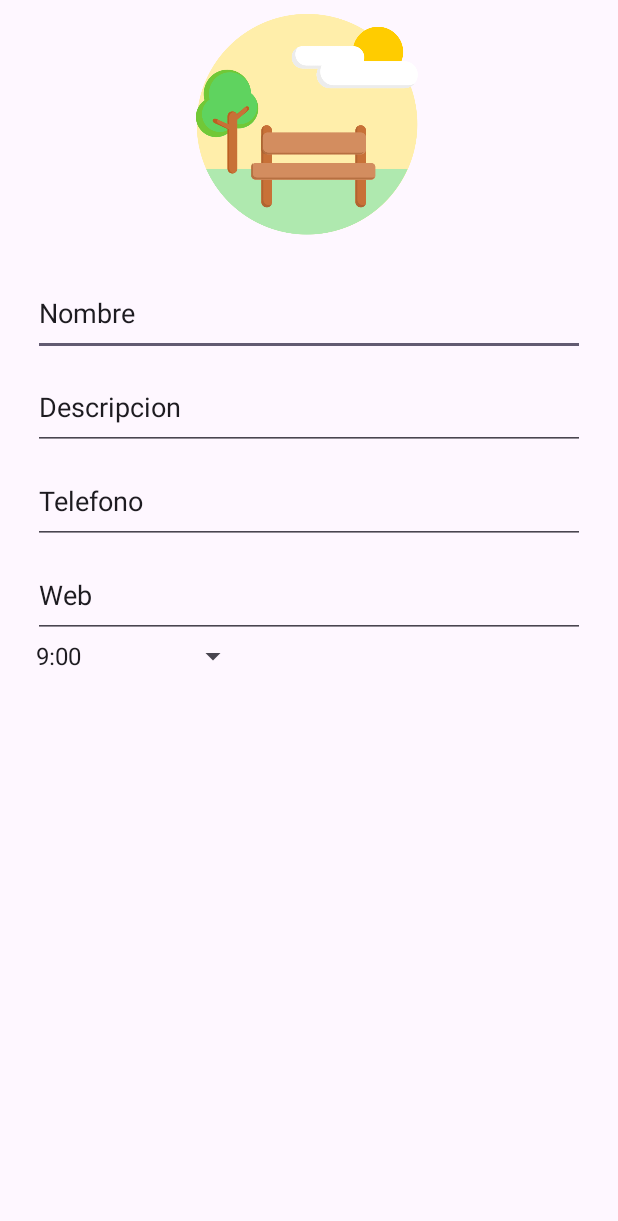
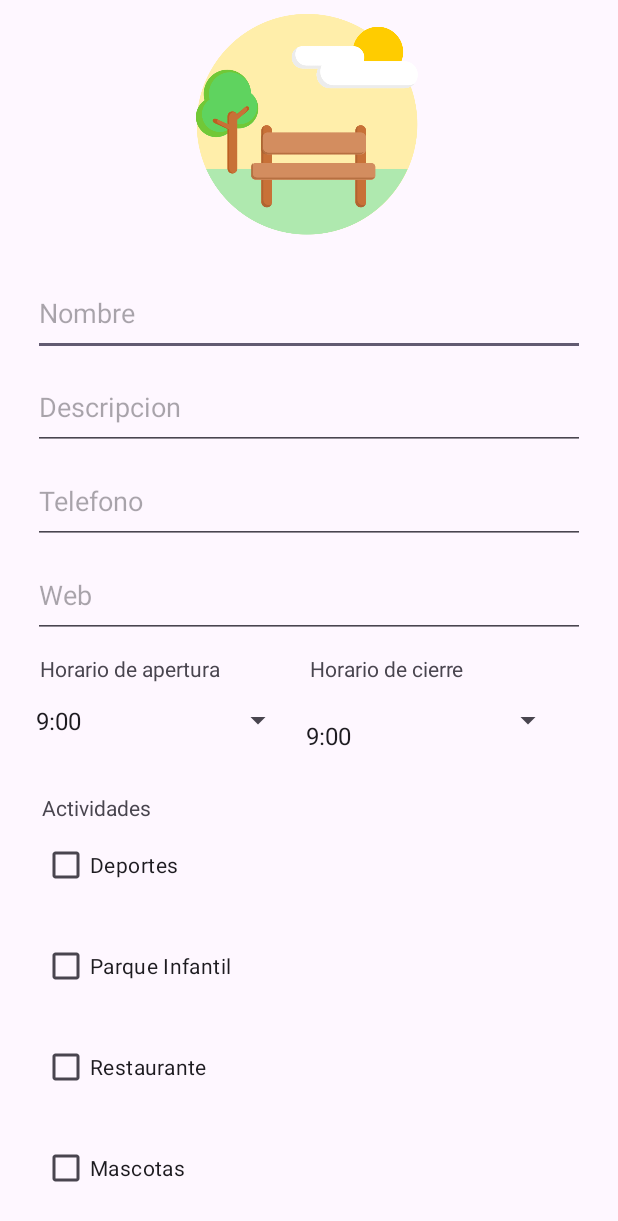
Before and after one commit to colodreroalex/Parques, an Android app: the screen it shows after launch (MainActivity), on a phone screen of 412 x 824 dp. Shown: the top 1221 px of the screen. Run offline under Robolectric (Android 15) with nearby library versions, the phone set to English and light mode, and no system bars.

Commit message:
Diseño de interfaz terminada

```diff
--- a/app/build.gradle.kts
+++ b/app/build.gradle.kts
@@ -5,7 +5,7 @@ plugins {
 
 android {
     namespace = "com.example.parques"
-    compileSdk = 33
+    compileSdk = 34
 
     defaultConfig {
         applicationId = "com.example.parques"
--- a/app/src/main/res/layout/activity_main.xml
+++ b/app/src/main/res/layout/activity_main.xml
@@ -6,6 +6,7 @@
     android:layout_height="match_parent">
 
     <androidx.constraintlayout.widget.ConstraintLayout
+        android:id="@+id/caja"
         android:layout_width="match_parent"
         android:layout_height="match_parent"
         android:layout_marginLeft="16dp"
@@ -34,7 +35,7 @@
             android:layout_marginTop="16dp"
             android:ems="10"
             android:inputType="text"
-            android:text="Nombre"
+            android:hint="Nombre"
             app:layout_constraintLeft_toLeftOf="parent"
             app:layout_constraintRight_toRightOf="parent"
             app:layout_constraintTop_toBottomOf="@id/imagen">
@@ -46,9 +47,10 @@
             android:layout_width="368dp"
             android:layout_height="57dp"
             android:layout_marginTop="5dp"
+
             android:ems="10"
+            android:hint="Descripcion"
             android:inputType="text"
-            android:text="Descripcion"
             app:layout_constraintLeft_toLeftOf="parent"
             app:layout_constraintRight_toRightOf="parent"
             app:layout_constraintTop_toBottomOf="@id/nombreId">
@@ -62,11 +64,10 @@
             android:layout_marginTop="5dp"
             android:ems="10"
             android:inputType="phone"
-            android:text="Telefono"
+            android:hint="Telefono"
             app:layout_constraintLeft_toLeftOf="parent"
             app:layout_constraintRight_toRightOf="parent"
-            app:layout_constraintTop_toBottomOf="@id/descripcionId"
-            />
+            app:layout_constraintTop_toBottomOf="@id/descripcionId" />
 
         <EditText
             android:id="@+id/webId"
@@ -75,23 +76,126 @@
             android:layout_marginTop="5dp"
             android:ems="10"
             android:inputType="text"
-            android:text="Web"
+            android:hint="Web"
             app:layout_constraintLeft_toLeftOf="parent"
             app:layout_constraintRight_toRightOf="parent"
-            app:layout_constraintTop_toBottomOf="@id/tlfId"
-            />
+            app:layout_constraintTop_toBottomOf="@id/tlfId" />
+
+        <TextView
+            android:id="@+id/tvApertura"
+            android:layout_width="wrap_content"
+            android:layout_height="wrap_content"
+            android:text="Horario de apertura"
+            app:layout_constraintBottom_toTopOf="@id/h_apertura"
+            app:layout_constraintEnd_toEndOf="parent"
+            app:layout_constraintHorizontal_bias="0.042"
+            app:layout_constraintStart_toStartOf="parent" />
+
+        <TextView
+            android:id="@+id/tvCierre"
+            android:layout_width="wrap_content"
+            android:layout_height="wrap_content"
+            android:text="Horario de cierre"
+            app:layout_constraintBottom_toTopOf="@+id/h_cierre"
+            app:layout_constraintEnd_toEndOf="parent"
+            app:layout_constraintHorizontal_bias="0.411"
+            app:layout_constraintStart_toEndOf="@+id/tvApertura" />
+
+        <TextView
+            android:id="@+id/textView3"
+            android:layout_width="wrap_content"
+            android:layout_height="wrap_content"
+            android:text="Actividades"
+            app:layout_constraintBottom_toTopOf="@+id/deportes"
+            app:layout_constraintEnd_toEndOf="parent"
+            app:layout_constraintHorizontal_bias="0.039"
+            app:layout_constraintStart_toStartOf="parent" />
 
         <Spinner
+
             android:id="@+id/h_apertura"
-            android:layout_width="150dp"
-            android:layout_height="wrap_content"
+            android:layout_width="180dp"
+            android:layout_height="50dp"
+            android:layout_marginTop="30dp"
+            android:layout_marginRight="4dp"
+            android:contentDescription="Hora de apertura"
+
             android:entries="@array/horas"
             android:spinnerMode="dialog"
-            android:contentDescription="Hora de apertura"
+            app:flow_verticalBias="0.4"
+            app:layout_constraintRight_toLeftOf="@id/h_cierre"
+            app:layout_constraintTop_toBottomOf="@id/webId" />
+
+        <Spinner
+            android:id="@+id/h_cierre"
+            android:layout_width="180dp"
+            android:layout_height="50dp"
+            android:layout_marginTop="30dp"
+            android:contentDescription="Hora de cierre"
+            android:entries="@array/horas"
+            android:paddingTop="20dp"
+            android:spinnerMode="dialog"
+            android:textAlignment="textStart"
+            app:layout_constraintLeft_toRightOf="@id/h_apertura"
+            app:layout_constraintTop_toBottomOf="@+id/webId"
+            tools:layout_editor_absoluteX="195dp" />
+
+        <CheckBox
+            android:id="@+id/deportes"
+            android:layout_width="320dp"
+            android:layout_height="57dp"
+            android:layout_marginLeft="12dp"
+            android:layout_marginTop="40dp"
+            android:checked="false"
+            android:contentDescription="Chequea deportes"
+            android:text="Deportes"
+            android:visibility="visible"
+            app:layout_constraintBottom_toBottomOf="parent"
+
             app:layout_constraintLeft_toLeftOf="parent"
-            app:layout_constraintTop_toBottomOf="@id/webId"
+            app:layout_constraintTop_toBottomOf="@id/h_apertura"
+            app:layout_constraintVertical_bias="0.012" />
 
-            />
+        <CheckBox
+            android:id="@+id/infantil"
+            android:layout_width="320dp"
+            android:layout_height="57dp"
+            android:layout_marginLeft="12dp"
+            android:layout_marginTop="10dp"
+            android:checked="false"
+            android:contentDescription="Es un parque "
+            android:text="Parque Infantil"
+            android:visibility="visible"
+            app:layout_constraintLeft_toLeftOf="parent"
+            app:layout_constraintTop_toBottomOf="@id/deportes" />
+
+        <CheckBox
+            android:id="@+id/restaurante"
+            android:layout_width="320dp"
+            android:layout_height="57dp"
+            android:layout_marginLeft="12dp"
+            android:layout_marginTop="10dp"
+            android:checked="false"
+            android:contentDescription="Es un restaurante "
+            android:text="Restaurante"
+            android:visibility="visible"
+            app:layout_constraintLeft_toLeftOf="@id/caja"
+            app:layout_constraintTop_toBottomOf="@id/infantil" />
+
+        <CheckBox
+            android:id="@+id/mascotas"
+            android:layout_width="320dp"
+            android:layout_height="57dp"
+            android:layout_marginLeft="12dp"
+            android:layout_marginTop="10dp"
+            android:checked="false"
+            android:contentDescription="Es un mascotas "
+            android:text="Mascotas"
+            android:visibility="visible"
+            app:layout_constraintLeft_toLeftOf="@id/caja"
+            app:layout_constraintTop_toBottomOf="@id/restaurante" />
+
+
 
 
     </androidx.constraintlayout.widget.ConstraintLayout>
--- a/app/src/main/res/values/Horarios.xml
+++ b/app/src/main/res/values/Horarios.xml
@@ -27,5 +27,6 @@
         <item>20:30</item>
         <item>21:00</item>
         <item>21:30</item>
+        <item>No cierra / 24H</item>
     </string-array>
 </resources>
```
